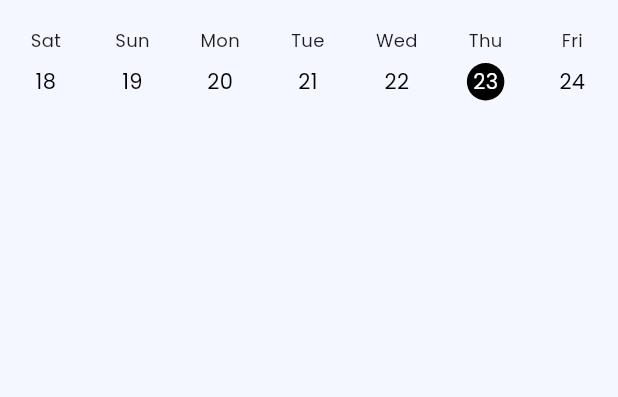
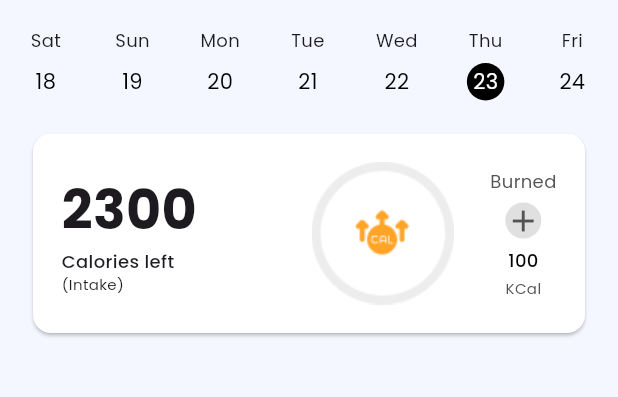
Before and after one commit to rahimuj570/nutria_flutter, a Flutter app: the HomeScreen screen opened directly, on a phone screen of 412 x 824 dp, the part 84-481 px from its top. Run offline on Flutter 3.47's test engine with Material 3 defaults, Android fonts, the phone set to English and light mode, and no system bars; our stand-ins replace connectivity_plus, fl_chart, pinput, shared_preferences, syncfusion_flutter_gauges; accounts and stored records are empty.

Commit message:
cal_card added in home screen

```diff
--- a/lib/app/app_assets_path.dart
+++ b/lib/app/app_assets_path.dart
@@ -10,6 +10,7 @@
   static final loginHero = "assets/images/login_hero.png";
   static final registerHero = "assets/images/register_hero.png";
   static final logo = "assets/images/logo.png";
+  static final calUp = "assets/images/cal_up.png";
 
   static final pieChartResult = "assets/images/pie_chart.png";
 
--- a/lib/app/app_theme.dart
+++ b/lib/app/app_theme.dart
@@ -43,6 +43,7 @@
     textButtonTheme: TextButtonThemeData(
       style: TextButton.styleFrom(foregroundColor: Colors.black),
     ),
+    cardTheme: CardThemeData(color: Colors.white),
   );
 
   static ThemeData get darkTheme => ThemeData(fontFamily: "Poppins");
--- a/lib/presentations/home/views/screens/home_screen.dart
+++ b/lib/presentations/home/views/screens/home_screen.dart
@@ -1,4 +1,6 @@
 import 'package:flutter/material.dart';
+import 'package:neutria/app/app_assets_path.dart';
+import 'package:neutria/app/const_colors.dart';
 import 'package:neutria/data/home/entity/weekly_day_entity.dart';
 import 'package:neutria/data/home/services/weekly_data_view_service.dart';
 import 'package:neutria/presentations/common/view/screens/custom_app_bar_widget.dart';
@@ -13,11 +15,11 @@
     return Scaffold(
       appBar: CustomAppBarWidget(title: 'Cal Z'),
       body: SingleChildScrollView(
-        child: Column(
-          children: [
-            Padding(
-              padding: const EdgeInsets.all(18.0),
-              child: Row(
+        child: Padding(
+          padding: const EdgeInsets.all(18.0),
+          child: Column(
+            children: [
+              Row(
                 mainAxisAlignment: .spaceBetween,
                 children: weeklyDays
                     .map(
@@ -49,8 +51,78 @@
                     )
                     .toList(),
               ),
-            ),
-          ],
+              SizedBox(height: 18),
+              Card(
+                child: Padding(
+                  padding: const EdgeInsets.all(19.0),
+                  child: Row(
+                    mainAxisAlignment: .spaceBetween,
+                    children: [
+                      Column(
+                        crossAxisAlignment: .start,
+                        children: [
+                          Text(
+                            '2300',
+                            style: TextStyle(fontSize: 36, fontWeight: .bold),
+                          ),
+                          Text(
+                            'Calories left',
+                            style: TextStyle(fontSize: 12, fontWeight: .w500),
+                          ),
+                          Text(
+                            '(Intake)',
+                            style: TextStyle(fontSize: 10, fontWeight: .w400),
+                          ),
+                        ],
+                      ),
+                      Spacer(),
+                      Image.asset(AppAssetsPath.calUp),
+                      SizedBox(width: 24),
+                      Column(
+                        children: [
+                          Text(
+                            'Burned',
+                            style: TextStyle(
+                              color: ConstColors.lightGreyTextColor,
+                              fontSize: 12,
+                            ),
+                          ),
+                          SizedBox(height: 6),
+                          Container(
+                            decoration: BoxDecoration(
+                              shape: .circle,
+                              color: Colors.grey.shade300,
+                            ),
+                            child: Icon(
+                              Icons.add,
+                              color: ConstColors.lightGreyTextColor,
+                            ),
+                          ),
+                          SizedBox(height: 6),
+                          Text(
+                            '100',
+                            style: TextStyle(
+                              color: Colors.black,
+                              fontSize: 12,
+                              fontWeight: .w500,
+                            ),
+                          ),
+                          SizedBox(height: 3),
+                          Text(
+                            'KCal',
+                            style: TextStyle(
+                              color: ConstColors.lightGreyTextColor,
+                              fontSize: 10,
+                            ),
+                          ),
+                        ],
+                      ),
+                    ],
+                  ),
+                ),
+              ),
+            ],
+          ),
         ),
       ),
     );
```
Also changed, not shown: assets/images/cal_up.png (added).
